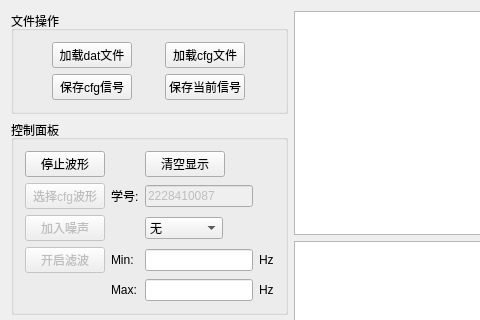
Qt form SignalIOSystem/MainInterface.ui (RyougiSama/SignalIOSystem) before a commit; both pictures show x 0 to 480 and y 0 to 320 of the 820 by 475 pixel window.
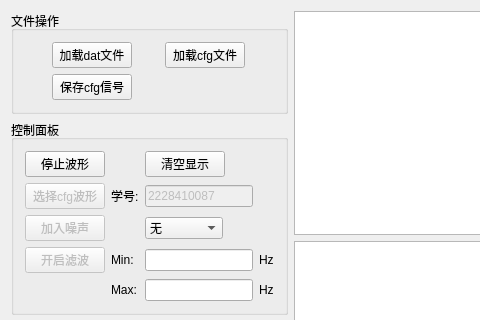
The same form after that commit. Custom widgets are drawn as their Qt base class.

Commit message: add SignalTimeDomainView class

```diff
--- a/SignalIOSystem/MainInterface.ui
+++ b/SignalIOSystem/MainInterface.ui
@@ -74,22 +74,6 @@
         </property>
        </widget>
       </item>
-      <item row="1" column="1">
-       <widget class="QPushButton" name="pushButton_saveCurrSignal">
-        <property name="sizePolicy">
-         <sizepolicy hsizetype="Fixed" vsizetype="Fixed">
-          <horstretch>0</horstretch>
-          <verstretch>0</verstretch>
-         </sizepolicy>
-        </property>
-        <property name="cursor">
-         <cursorShape>PointingHandCursor</cursorShape>
-        </property>
-        <property name="text">
-         <string>保存当前信号</string>
-        </property>
-       </widget>
-      </item>
      </layout>
     </widget>
    </item>
@@ -295,6 +279,11 @@
    <extends>QGraphicsView</extends>
    <header>qchartview.h</header>
   </customwidget>
+  <customwidget>
+   <class>SignalTimeDomainView</class>
+   <extends>QGraphicsView</extends>
+   <header>SignalTimeDomainView.h</header>
+  </customwidget>
  </customwidgets>
  <resources/>
  <connections/>
```
Left out of the diff: 2 changed lines with no effect on the pictures. The commit also changes 7 other files.
